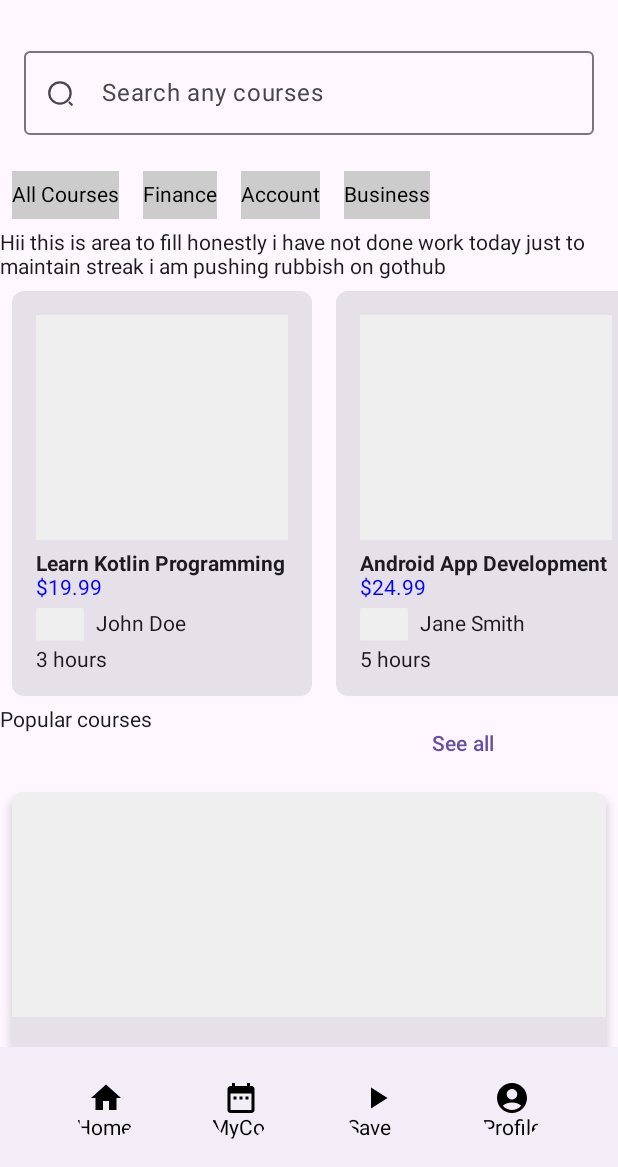
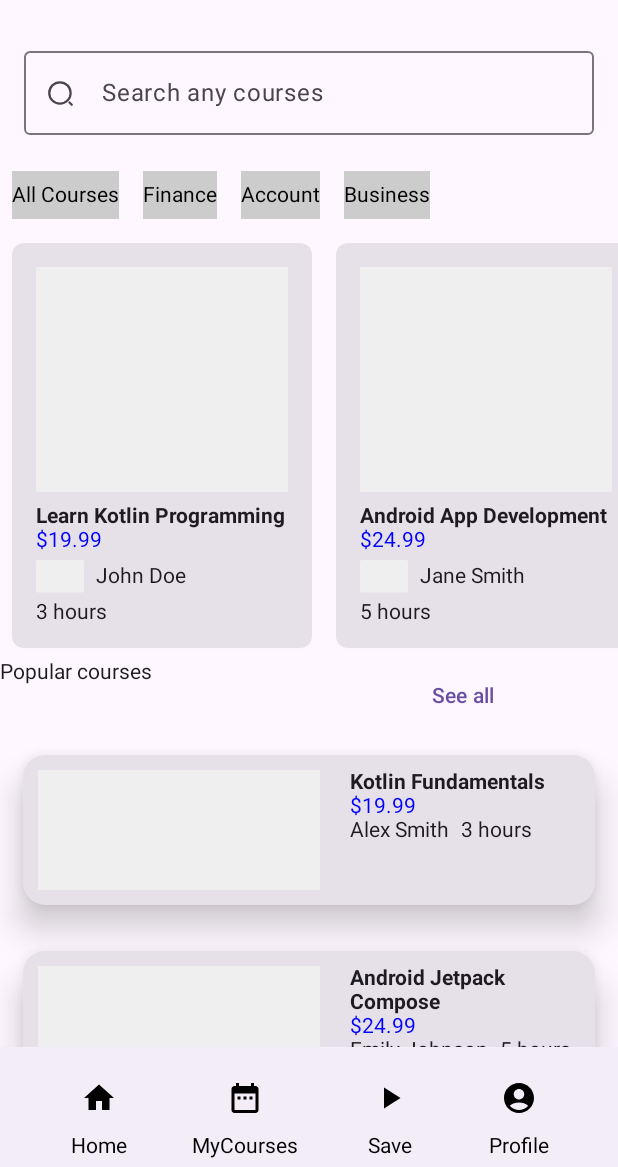
Before and after one commit to Aman-pandey07/Financial_Litracy_App, an Android app built with Jetpack Compose: the @Preview function HomeScreenPreview, on a phone screen of 412 x 824 dp, the part 69-1236 px from its top. Run offline under Robolectric (Android 15) with nearby library versions, the phone set to English and light mode, and no system bars.

Commit message:
Home Screen kaam Chalu

```diff
--- a/app/src/main/java/com/aman/financial_litracy_app/MainActivity.kt
+++ b/app/src/main/java/com/aman/financial_litracy_app/MainActivity.kt
@@ -8,6 +8,7 @@ import androidx.activity.compose.setContent
 import androidx.activity.enableEdgeToEdge
 import androidx.compose.material3.MaterialTheme
 import androidx.compose.material3.Surface
+import com.aman.financial_litracy_app.homescreen.HomeScreen
 
 import com.aman.financial_litracy_app.ui.theme.Financial_Litracy_AppTheme
 
@@ -20,9 +21,10 @@ class MainActivity : ComponentActivity() {
         enableEdgeToEdge()
         setContent {
             Financial_Litracy_AppTheme {
-                Surface(color = MaterialTheme.colorScheme.background) {
-                    App()
-                }
+//                Surface(color = MaterialTheme.colorScheme.background) {
+//                    App()
+//                }
+                HomeScreen()
 
 
             }
--- a/app/src/main/java/com/aman/financial_litracy_app/homescreen/HomeScreen.kt
+++ b/app/src/main/java/com/aman/financial_litracy_app/homescreen/HomeScreen.kt
@@ -9,15 +9,20 @@ import androidx.compose.foundation.layout.Box
 import androidx.compose.foundation.layout.Column
 import androidx.compose.foundation.layout.Row
 import androidx.compose.foundation.layout.Spacer
+import androidx.compose.foundation.layout.fillMaxHeight
+import androidx.compose.foundation.layout.fillMaxSize
 import androidx.compose.foundation.layout.fillMaxWidth
 import androidx.compose.foundation.layout.height
+import androidx.compose.foundation.layout.heightIn
 import androidx.compose.foundation.layout.padding
 import androidx.compose.foundation.layout.size
 import androidx.compose.foundation.layout.width
 import androidx.compose.foundation.lazy.LazyColumn
 import androidx.compose.foundation.lazy.LazyRow
 import androidx.compose.foundation.lazy.items
+import androidx.compose.foundation.rememberScrollState
 import androidx.compose.foundation.shape.RoundedCornerShape
+import androidx.compose.foundation.verticalScroll
 import androidx.compose.material.icons.Icons
 import androidx.compose.material.icons.filled.AccountCircle
 import androidx.compose.material.icons.filled.DateRange
@@ -47,12 +52,14 @@ import androidx.compose.ui.Modifier
 import androidx.compose.ui.graphics.Color
 import androidx.compose.ui.graphics.vector.ImageVector
 import androidx.compose.ui.layout.ContentScale
+import androidx.compose.ui.layout.HorizontalAlignmentLine
 import androidx.compose.ui.res.painterResource
 import androidx.compose.ui.res.stringResource
 import androidx.compose.ui.text.font.FontWeight
 import androidx.compose.ui.text.style.TextAlign
 import androidx.compose.ui.tooling.preview.Preview
 import androidx.compose.ui.unit.dp
+import androidx.compose.ui.unit.max
 import com.aman.financial_litracy_app.R
 
 
@@ -83,7 +90,9 @@ fun HomeScreen(){
 
 
         content = {
-            Column(modifier = Modifier.padding(it)) {
+            Column(modifier = Modifier
+                .padding(it)
+                .verticalScroll(rememberScrollState())) {
 
 
                 SearchBar()
@@ -94,7 +103,7 @@ fun HomeScreen(){
 
 
 
-                Text(text = "Hii this is area to fill honestly i have not done work today just to maintain streak i am pushing rubbish on gothub")
+//                Text(text = "Hii this is area to fill honestly i have not done work today just to maintain streak i am pushing rubbish on gothub")
 
                 HorizontalCardList(courses = dummyCourses)
 
@@ -106,6 +115,8 @@ fun HomeScreen(){
                 }
 
                 HorizontalCardList1(courses = dummyCourses1)
+                Text(text = "Hii this is area to fill honestly i have not done work today just to maintain streak i am pushing rubbish on gothub")
+
 
 
 
@@ -169,13 +180,14 @@ fun BottomAppBarItem(
     label: String,
     onClick: () -> Unit
 ) {
-    IconButton(onClick = onClick) {
-        Column {
+    Column(horizontalAlignment = Alignment.CenterHorizontally) {
+        IconButton(onClick = onClick) {
             Icon(icon, contentDescription = label, modifier = Modifier.fillMaxWidth())
-            Text(text = label)
         }
+//        Spacer(modifier = Modifier.padding())
+        Text(text = label)
+    }
 
-    }
 }
 
 // Search bar code
@@ -335,7 +347,9 @@ data class Course1(
 
 @Composable
 fun HorizontalCardList1(courses: List<Course1>) {
-    LazyColumn (modifier = Modifier.fillMaxWidth()){
+    LazyColumn (modifier = Modifier
+        .fillMaxWidth()
+        .heightIn(max = 300.dp)){
         items(courses) { course ->
             CourseCard1(course)
         }
@@ -346,10 +360,11 @@ fun HorizontalCardList1(courses: List<Course1>) {
 fun CourseCard1(course: Course1) {
     Card(
         modifier = Modifier
-            .padding(8.dp)
-            .fillMaxWidth(), // Adjust card width as needed
-        shape = RoundedCornerShape(8.dp),
-        elevation = CardDefaults.cardElevation(defaultElevation = 4.dp)
+            .padding(15.dp)
+            .fillMaxWidth()
+            .height(100.dp), // Adjust card width as needed
+        shape = RoundedCornerShape(15.dp),
+        elevation = CardDefaults.cardElevation(defaultElevation = 14.dp)
     ) {
 
         Row {
@@ -357,16 +372,16 @@ fun CourseCard1(course: Course1) {
                 Image(
                     painter = painterResource(id = it),
                     contentDescription = null, // Add content description for accessibility
-                    modifier = Modifier
-                        .fillMaxWidth()
-                        .height(150.dp),
+                    modifier = Modifier.padding(10.dp),
                     contentScale = ContentScale.Crop
                 )
             }
 
 //            Spacer(modifier = Modifier.height(8.dp))
             Column(
-                modifier = Modifier.padding(16.dp)
+                modifier = Modifier
+                    .padding(10.dp)
+                    .fillMaxSize()
             ) {
                 Text(
                     text = course.title,
```
